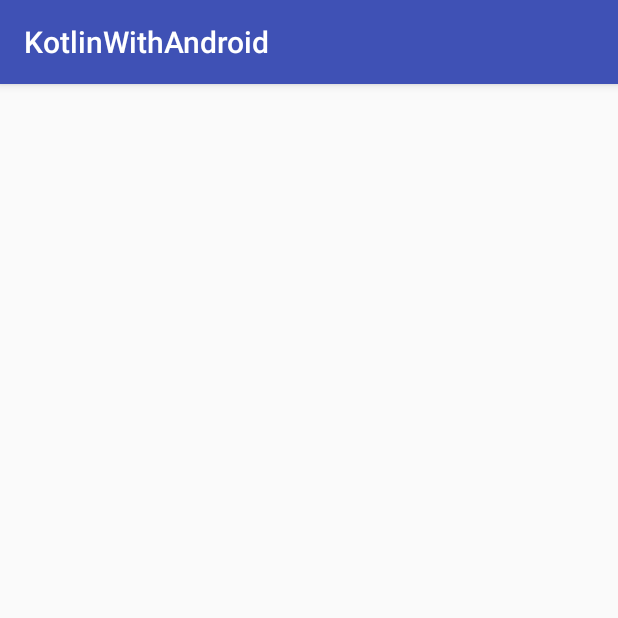
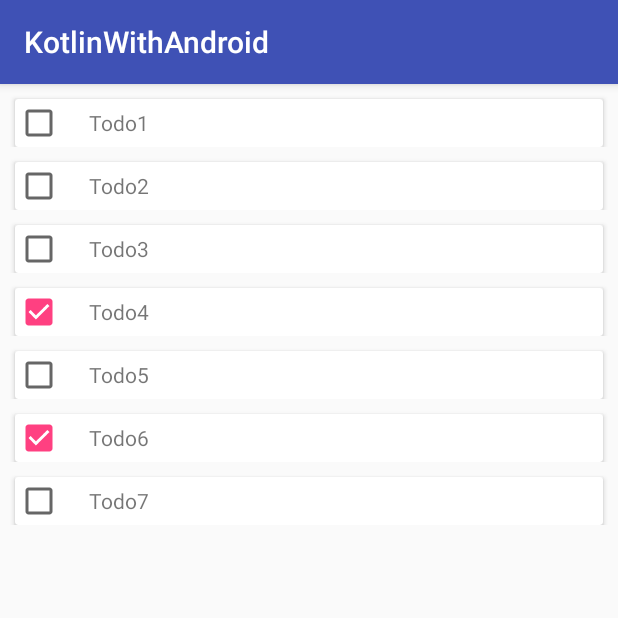
Before and after one commit to myeonginwoo/KotlinWithAndroid, an Android app: the screen it shows after launch (MainActivity), on a phone screen of 412 x 824 dp, the top half of it. Run offline under Robolectric (Android 15) with nearby library versions, the phone set to English and light mode, and no system bars.

Commit message:
Fix : updatd sample data

```diff
--- a/app/src/main/AndroidManifest.xml
+++ b/app/src/main/AndroidManifest.xml
@@ -9,7 +9,7 @@
         android:roundIcon="@mipmap/ic_launcher_round"
         android:supportsRtl="true"
         android:theme="@style/AppTheme">
-        <activity android:name=".ui.MainActivity">
+        <activity android:name=".ui.main.MainActivity">
             <intent-filter>
                 <action android:name="android.intent.action.MAIN" />
 
--- a/app/src/main/java/com/lazysoul/kotlinwithandroid/datas/Todo.java
+++ b/app/src/main/java/com/lazysoul/kotlinwithandroid/datas/Todo.java
@@ -8,9 +8,14 @@ import java.util.Date;
 
 public class Todo {
 
+    public Todo(int id, String body, boolean isChecked, Date createdAt) {
+        this.id = id;
+        this.body = body;
+        this.isChecked = isChecked;
+        this.createdAt = createdAt;
+    }
+
     private int id;
-
-    private String title;
 
     private String body;
 
@@ -24,14 +29,6 @@ public class Todo {
 
     public void setId(int id) {
         this.id = id;
-    }
-
-    public String getTitle() {
-        return title;
-    }
-
-    public void setTitle(String title) {
-        this.title = title;
     }
 
     public String getBody() {
--- /dev/null
+++ b/app/src/main/java/com/lazysoul/kotlinwithandroid/managers/TodoManager.java
@@ -0,0 +1,39 @@
+package com.lazysoul.kotlinwithandroid.managers;
+
+import com.lazysoul.kotlinwithandroid.datas.Todo;
+
+import java.util.ArrayList;
+import java.util.Calendar;
+
+/**
+ * Created by Lazysoul on 2017. 7. 12..
+ */
+
+public class TodoManager {
+
+    static TodoManager instance = null;
+
+    private TodoManager() {
+
+    }
+
+    public static TodoManager getInstance() {
+        if (instance == null) {
+            return new TodoManager();
+        } else {
+            return instance;
+        }
+    }
+
+    public ArrayList<Todo> getTodoList() {
+        ArrayList<Todo> todoList = new ArrayList<>();
+        todoList.add(new Todo(0, "Todo1", false, Calendar.getInstance().getTime()));
+        todoList.add(new Todo(1, "Todo2", false, Calendar.getInstance().getTime()));
+        todoList.add(new Todo(2, "Todo3", false, Calendar.getInstance().getTime()));
+        todoList.add(new Todo(3, "Todo4", true, Calendar.getInstance().getTime()));
+        todoList.add(new Todo(4, "Todo5", false, Calendar.getInstance().getTime()));
+        todoList.add(new Todo(5, "Todo6", true, Calendar.getInstance().getTime()));
+        todoList.add(new Todo(6, "Todo7", false, Calendar.getInstance().getTime()));
+        return todoList;
+    }
+}
--- a/app/src/main/java/com/lazysoul/kotlinwithandroid/ui/MainActivity.java
+++ b/app/src/main/java/com/lazysoul/kotlinwithandroid/ui/main/MainActivity.java
@@ -1,4 +1,4 @@
-package com.lazysoul.kotlinwithandroid.ui;
+package com.lazysoul.kotlinwithandroid.ui.main;
 
 import com.lazysoul.kotlinwithandroid.R;
 import com.lazysoul.kotlinwithandroid.common.BaseMvpView;
@@ -19,6 +19,8 @@ public class MainActivity extends AppCompatActivity implements MainMvpView {
 
     private RecyclerView recyclerView;
 
+    private TodoAdapter todoAdapter;
+
     private SwipeRefreshLayout refreshLayout = null;
 
     private View emptyView = null;
@@ -35,7 +37,8 @@ public class MainActivity extends AppCompatActivity implements MainMvpView {
         emptyView = findViewById(R.id.tv_activity_main_empty);
 
         recyclerView.setLayoutManager(new LinearLayoutManager(this));
-//        recyclerView.setAdapter();
+        todoAdapter = new TodoAdapter();
+        recyclerView.setAdapter(todoAdapter);
 
         refreshLayout.setOnRefreshListener(new SwipeRefreshLayout.OnRefreshListener() {
             @Override
@@ -56,12 +59,17 @@ public class MainActivity extends AppCompatActivity implements MainMvpView {
 
     @Override
     public void onUpdateTodoList(List<Todo> todoList) {
+        todoAdapter.addItems(todoList);
+        todoAdapter.notifyDataSetChanged();
         emptyView.setVisibility(View.GONE);
         refreshLayout.setVisibility(View.VISIBLE);
     }
 
     @Override
     public void onRefresh(List<Todo> todoList) {
+        todoAdapter.clear();
+        todoAdapter.addItems(todoList);
+        todoAdapter.notifyDataSetChanged();
         refreshLayout.setRefreshing(false);
         emptyView.setVisibility(View.GONE);
         refreshLayout.setVisibility(View.VISIBLE);
--- a/app/src/main/java/com/lazysoul/kotlinwithandroid/ui/MainMvpPresenter.java
+++ b/app/src/main/java/com/lazysoul/kotlinwithandroid/ui/main/MainMvpPresenter.java
@@ -1,4 +1,4 @@
-package com.lazysoul.kotlinwithandroid.ui;
+package com.lazysoul.kotlinwithandroid.ui.main;
 
 import com.lazysoul.kotlinwithandroid.common.BaseMvpPresenter;
 import com.lazysoul.kotlinwithandroid.common.BaseMvpView;
@@ -8,7 +8,8 @@ import com.lazysoul.kotlinwithandroid.datas.Todo;
  * Created by Lazysoul on 2017. 7. 9..
  */
 
-interface MainMvpPresenter<MvpView extends BaseMvpView> extends BaseMvpPresenter<MvpView> {
+interface
+MainMvpPresenter<MvpView extends BaseMvpView> extends BaseMvpPresenter<MvpView> {
 
     void loadTotoList(boolean fromRefresh);
 
--- a/app/src/main/java/com/lazysoul/kotlinwithandroid/ui/MainMvpPresenterImpl.java
+++ b/app/src/main/java/com/lazysoul/kotlinwithandroid/ui/main/MainMvpPresenterImpl.java
@@ -1,9 +1,10 @@
-package com.lazysoul.kotlinwithandroid.ui;
+package com.lazysoul.kotlinwithandroid.ui.main;
 
 import com.lazysoul.kotlinwithandroid.common.BaseMvpView;
 import com.lazysoul.kotlinwithandroid.datas.Todo;
+import com.lazysoul.kotlinwithandroid.managers.TodoManager;
 
-import java.util.List;
+import java.util.ArrayList;
 
 /**
  * Created by Lazysoul on 2017. 7. 9..
@@ -13,8 +14,6 @@ class MainMvpPresenterImpl<MvpView extends BaseMvpView>
         implements MainMvpPresenter<MvpView> {
 
     private MainMvpView view;
-
-    private List<Todo> todoList;
 
     @Override
     public void attachView(MvpView view) {
@@ -33,15 +32,12 @@ class MainMvpPresenterImpl<MvpView extends BaseMvpView>
 
     @Override
     public void loadTotoList(boolean fromRefresh) {
+        TodoManager todoManager = TodoManager.getInstance();
+        ArrayList<Todo> todoList = todoManager.getTodoList();
         if (null != todoList && todoList.isEmpty()) {
             view.showEmtpyView();
         } else {
             if (fromRefresh) {
-                try {
-                    Thread.sleep(1000L);
-                } catch (InterruptedException e) {
-                    e.printStackTrace();
-                }
                 view.onRefresh(todoList);
             } else {
                 view.onUpdateTodoList(todoList);
--- a/app/src/main/java/com/lazysoul/kotlinwithandroid/ui/MainMvpView.java
+++ b/app/src/main/java/com/lazysoul/kotlinwithandroid/ui/main/MainMvpView.java
@@ -1,4 +1,4 @@
-package com.lazysoul.kotlinwithandroid.ui;
+package com.lazysoul.kotlinwithandroid.ui.main;
 
 import com.lazysoul.kotlinwithandroid.common.BaseMvpView;
 import com.lazysoul.kotlinwithandroid.datas.Todo;
--- /dev/null
+++ b/app/src/main/java/com/lazysoul/kotlinwithandroid/ui/main/TodoAdapter.java
@@ -0,0 +1,72 @@
+package com.lazysoul.kotlinwithandroid.ui.main;
+
+import com.lazysoul.kotlinwithandroid.R;
+import com.lazysoul.kotlinwithandroid.datas.Todo;
+
+import android.support.v7.widget.AppCompatCheckBox;
+import android.support.v7.widget.RecyclerView;
+import android.view.LayoutInflater;
+import android.view.ViewGroup;
+import android.widget.CompoundButton;
+import android.widget.TextView;
+
+import java.util.ArrayList;
+import java.util.List;
+
+/**
+ * Created by Lazysoul on 2017. 7. 12..
+ */
+
+class TodoAdapter extends RecyclerView.Adapter<TodoAdapter.TodoHolder> {
+
+    private ArrayList<Todo> todoList = new ArrayList<>();
+
+    @Override
+    public TodoHolder onCreateViewHolder(ViewGroup parent, int viewType) {
+        return new TodoHolder(parent);
+    }
+
+    @Override
+    public void onBindViewHolder(TodoHolder holder, int position) {
+        holder.draw(todoList.get(position));
+    }
+
+    @Override
+    public int getItemCount() {
+        return todoList.size();
+    }
+
+    void addItems(List<Todo> list) {
+        todoList.addAll(list);
+    }
+
+    void clear() {
+        todoList.clear();
+    }
+
+    class TodoHolder extends RecyclerView.ViewHolder {
+
+        private AppCompatCheckBox cb;
+
+        private TextView tv;
+
+        TodoHolder(ViewGroup parent) {
+            super(LayoutInflater.from(parent.getContext())
+                    .inflate(R.layout.item_todo, parent, false));
+
+            cb = (AppCompatCheckBox) itemView.findViewById(R.id.cb_item);
+            tv = (TextView) itemView.findViewById(R.id.tv_item_todo_body);
+        }
+
+        void draw(final Todo todo) {
+            cb.setChecked(todo.isChecked());
+            cb.setOnCheckedChangeListener(new CompoundButton.OnCheckedChangeListener() {
+                @Override
+                public void onCheckedChanged(CompoundButton buttonView, boolean isChecked) {
+                    todo.setChecked(isChecked);
+                }
+            });
+            tv.setText(todo.getBody());
+        }
+    }
+}
--- a/app/src/main/res/layout/activity_main.xml
+++ b/app/src/main/res/layout/activity_main.xml
@@ -3,7 +3,7 @@
     xmlns:tools="http://schemas.android.com/tools"
     android:layout_width="match_parent"
     android:layout_height="match_parent"
-    tools:context="com.lazysoul.kotlinwithandroid.ui.MainActivity">
+    tools:context="com.lazysoul.kotlinwithandroid.ui.main.MainActivity">
 
     <android.support.v4.widget.SwipeRefreshLayout
         android:id="@+id/srl_activity_main"
@@ -15,7 +15,8 @@
         <android.support.v7.widget.RecyclerView
             android:id="@+id/rlv_activity_main"
             android:layout_width="match_parent"
-            android:layout_height="match_parent" />
+            android:layout_height="match_parent"
+            android:layout_marginBottom="10dp" />
 
     </android.support.v4.widget.SwipeRefreshLayout>
 
--- /dev/null
+++ b/app/src/main/res/layout/item_todo.xml
@@ -0,0 +1,37 @@
+<?xml version="1.0" encoding="utf-8"?>
+<RelativeLayout xmlns:android="http://schemas.android.com/apk/res/android"
+    xmlns:tools="http://schemas.android.com/tools"
+    android:layout_width="match_parent"
+    android:layout_height="wrap_content">
+
+    <android.support.v7.widget.CardView
+        android:layout_width="wrap_content"
+        android:layout_height="wrap_content"
+        android:layout_marginLeft="10dp"
+        android:layout_marginRight="10dp"
+        android:layout_marginTop="10dp">
+
+        <RelativeLayout
+            android:layout_width="wrap_content"
+            android:layout_height="wrap_content">
+
+            <android.support.v7.widget.AppCompatCheckBox
+                android:id="@+id/cb_item"
+                android:layout_width="wrap_content"
+                android:layout_height="wrap_content" />
+
+            <TextView
+                android:id="@+id/tv_item_todo_body"
+                android:layout_width="match_parent"
+                android:layout_height="wrap_content"
+                android:layout_centerVertical="true"
+                android:layout_marginLeft="17dp"
+                android:layout_marginRight="17dp"
+                android:layout_toRightOf="@+id/cb_item"
+                android:textSize="14sp"
+                tools:text="Lorem ipsum" />
+        </RelativeLayout>
+    </android.support.v7.widget.CardView>
+
+
+</RelativeLayout>
```
